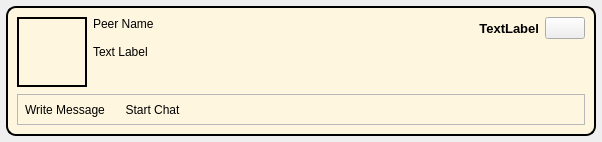
RetroShare/RetroShare, file retroshare-gui/src/gui/feeds/ChatMsgItem.ui: the form before one commit.
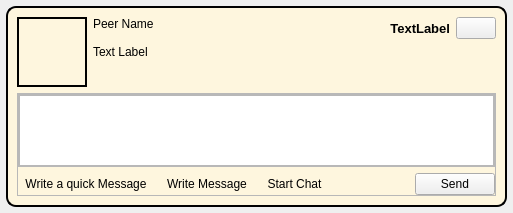
The form after the commit. Icons and pictures are not drawn.

Commit message: Added "Write a Quick Message" functionality to answer faster from the ChatMsgItem.

The edit to the form file:
```diff
--- a/retroshare-gui/src/gui/feeds/ChatMsgItem.ui
+++ b/retroshare-gui/src/gui/feeds/ChatMsgItem.ui
@@ -6,8 +6,8 @@
    <rect>
     <x>0</x>
     <y>0</y>
-    <width>602</width>
-    <height>142</height>
+    <width>513</width>
+    <height>213</height>
    </rect>
   </property>
   <property name="windowTitle">
@@ -189,11 +189,56 @@
         <property name="frameShadow">
          <enum>QFrame::Raised</enum>
         </property>
-        <layout class="QHBoxLayout" name="horizontalLayout">
+        <layout class="QGridLayout" name="gridLayout_4">
          <property name="margin">
           <number>0</number>
          </property>
-         <item>
+         <item row="0" column="0" colspan="5">
+          <widget class="QFrame" name="messageframe">
+           <property name="frameShape">
+            <enum>QFrame::StyledPanel</enum>
+           </property>
+           <property name="frameShadow">
+            <enum>QFrame::Raised</enum>
+           </property>
+           <layout class="QGridLayout" name="gridLayout_3">
+            <property name="margin">
+             <number>0</number>
+            </property>
+            <item row="0" column="0" colspan="2">
+             <widget class="QTextEdit" name="quickmsgText">
+              <property name="maximumSize">
+               <size>
+                <width>16777215</width>
+                <height>115</height>
+               </size>
+              </property>
+             </widget>
+            </item>
+           </layout>
+          </widget>
+         </item>
+         <item row="1" column="0">
+          <widget class="QToolButton" name="quickmsgButton">
+           <property name="text">
+            <string>Write a quick Message</string>
+           </property>
+           <property name="icon">
+            <iconset resource="../images.qrc">
+             <normaloff>:/images/message-mail.png</normaloff>:/images/message-mail.png</iconset>
+           </property>
+           <property name="checkable">
+            <bool>false</bool>
+           </property>
+           <property name="toolButtonStyle">
+            <enum>Qt::ToolButtonTextBesideIcon</enum>
+           </property>
+           <property name="autoRaise">
+            <bool>true</bool>
+           </property>
+          </widget>
+         </item>
+         <item row="1" column="1">
           <widget class="QToolButton" name="msgButton">
            <property name="sizePolicy">
             <sizepolicy hsizetype="Fixed" vsizetype="Fixed">
@@ -219,7 +264,7 @@
            </property>
           </widget>
          </item>
-         <item>
+         <item row="1" column="2">
           <widget class="QToolButton" name="chatButton">
            <property name="sizePolicy">
             <sizepolicy hsizetype="Fixed" vsizetype="Fixed">
@@ -248,7 +293,7 @@
            </property>
           </widget>
          </item>
-         <item>
+         <item row="1" column="3">
           <spacer name="horizontalSpacer_3">
            <property name="orientation">
             <enum>Qt::Horizontal</enum>
@@ -261,6 +306,13 @@
            </property>
           </spacer>
          </item>
+         <item row="1" column="4">
+          <widget class="QPushButton" name="sendButton">
+           <property name="text">
+            <string>Send</string>
+           </property>
+          </widget>
+         </item>
         </layout>
        </widget>
       </item>
```
The commit also changes 2 other files.
